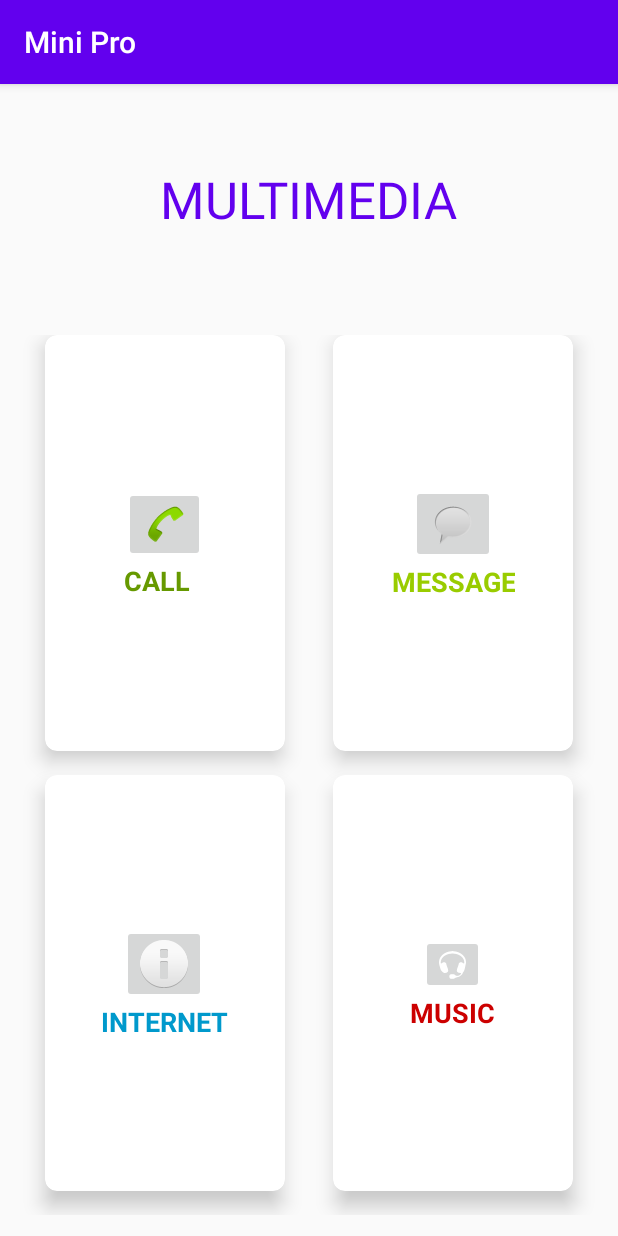
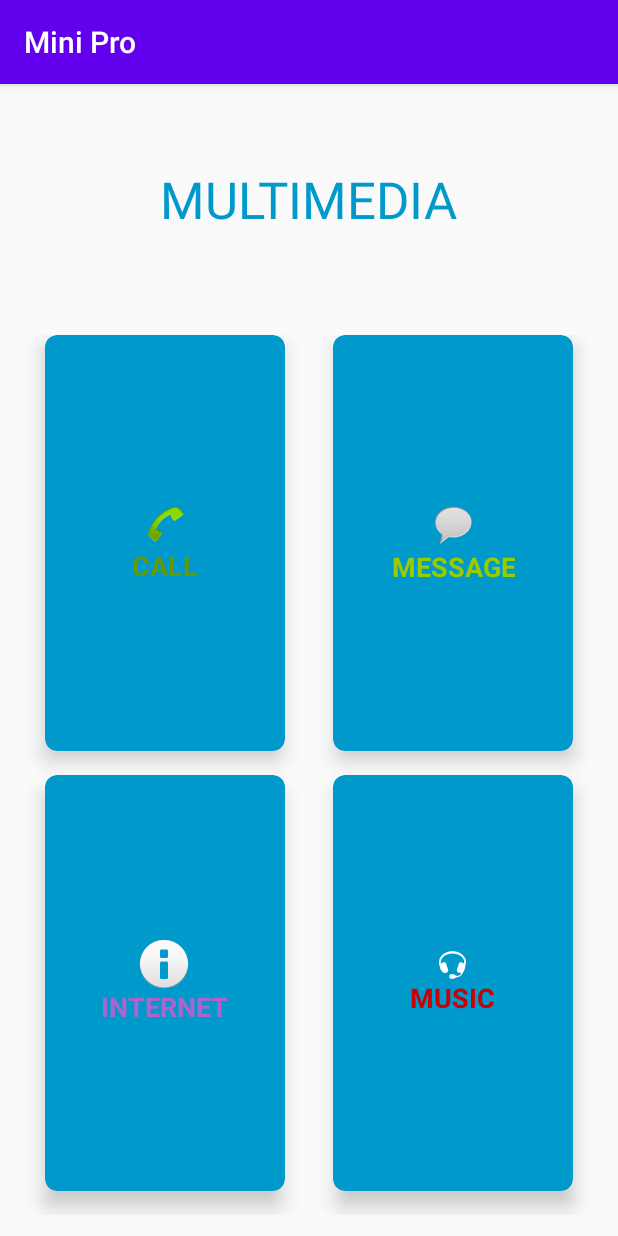
Before and after one commit to deadpool9912/MultiMedia-App, an Android app: the screen it shows after launch (MainActivity), on a phone screen of 412 x 824 dp. Run offline under Robolectric (Android 15) with nearby library versions, the phone set to English and light mode, and no system bars.

Commit message:
Update activity_main.xml

```diff
--- a/app/src/main/res/layout/activity_main.xml
+++ b/app/src/main/res/layout/activity_main.xml
@@ -12,13 +12,14 @@
         android:layout_width="match_parent"
         android:layout_height="0dp"
         android:layout_weight="2">
+
         <TextView
+            android:layout_width="wrap_content"
+            android:layout_height="wrap_content"
+            android:layout_centerInParent="true"
             android:text="MULTIMEDIA"
-            android:textSize="34sp"
-            android:textColor="@color/colorPrimary"
-            android:layout_centerInParent="true"
-            android:layout_width="wrap_content"
-            android:layout_height="wrap_content"></TextView>
+            android:textColor="@android:color/holo_blue_dark"
+            android:textSize="34sp"></TextView>
     </RelativeLayout>
 
     <GridLayout
@@ -41,6 +42,7 @@
             android:layout_marginRight="16dp"
             app:cardElevation="8dp"
             app:cardCornerRadius="8dp"
+            app:cardBackgroundColor="@android:color/holo_blue_dark"
             >
             <LinearLayout
                 android:layout_gravity="center_horizontal|center_vertical"
@@ -49,11 +51,11 @@
                 android:layout_width="wrap_content"
                 android:layout_height="wrap_content">
 
-                <ImageButton
+                <ImageView
                     android:layout_gravity="center_horizontal"
                     android:layout_width="wrap_content"
                     android:layout_height="wrap_content"
-                    android:src="@android:drawable/sym_action_call"></ImageButton>
+                    android:src="@android:drawable/sym_action_call"></ImageView>
                 <TextView
                     android:text="CALL"
                     android:textAlignment="center"
@@ -75,6 +77,7 @@
             android:layout_marginRight="16dp"
             app:cardElevation="8dp"
             app:cardCornerRadius="8dp"
+            app:cardBackgroundColor="@android:color/holo_blue_dark"
             >
             <LinearLayout
                 android:layout_gravity="center_horizontal|center_vertical"
@@ -83,11 +86,11 @@
                 android:layout_width="wrap_content"
                 android:layout_height="wrap_content">
 
-                <ImageButton
+                <ImageView
                     android:layout_width="wrap_content"
                     android:layout_height="wrap_content"
                     android:layout_gravity="center_horizontal"
-                    android:src="@android:drawable/sym_action_chat"></ImageButton>
+                    android:src="@android:drawable/sym_action_chat"></ImageView>
                 <TextView
                     android:text="MESSAGE"
                     android:textAlignment="center"
@@ -109,6 +112,7 @@
             android:layout_marginRight="16dp"
             app:cardElevation="8dp"
             app:cardCornerRadius="8dp"
+            app:cardBackgroundColor="@android:color/holo_blue_dark"
             >
             <LinearLayout
                 android:layout_gravity="center_horizontal|center_vertical"
@@ -117,15 +121,15 @@
                 android:layout_width="wrap_content"
                 android:layout_height="wrap_content">
 
-                <ImageButton
+                <ImageView
                     android:layout_width="wrap_content"
                     android:layout_height="wrap_content"
                     android:layout_gravity="center_horizontal"
-                    android:src="@android:drawable/ic_dialog_info"></ImageButton>
+                    android:src="@android:drawable/ic_dialog_info"></ImageView>
                 <TextView
                     android:text="INTERNET"
                     android:textAlignment="center"
-                    android:textColor="@android:color/holo_blue_dark"
+                    android:textColor="@android:color/holo_purple"
                     android:textSize="18sp"
                     android:textStyle="bold"
                     android:layout_width="wrap_content"
@@ -143,6 +147,7 @@
             android:layout_marginRight="16dp"
             app:cardElevation="8dp"
             app:cardCornerRadius="8dp"
+            app:cardBackgroundColor="@android:color/holo_blue_dark"
             >
             <LinearLayout
                 android:layout_gravity="center_horizontal|center_vertical"
@@ -151,11 +156,11 @@
                 android:layout_width="wrap_content"
                 android:layout_height="wrap_content">
 
-                <ImageButton
+                <ImageView
                     android:layout_width="wrap_content"
                     android:layout_height="wrap_content"
                     android:layout_gravity="center_horizontal"
-                    android:src="@android:drawable/stat_sys_headset"></ImageButton>
+                    android:src="@android:drawable/stat_sys_headset"></ImageView>
                 <TextView
                     android:text="MUSIC"
                     android:textAlignment="center"
```
